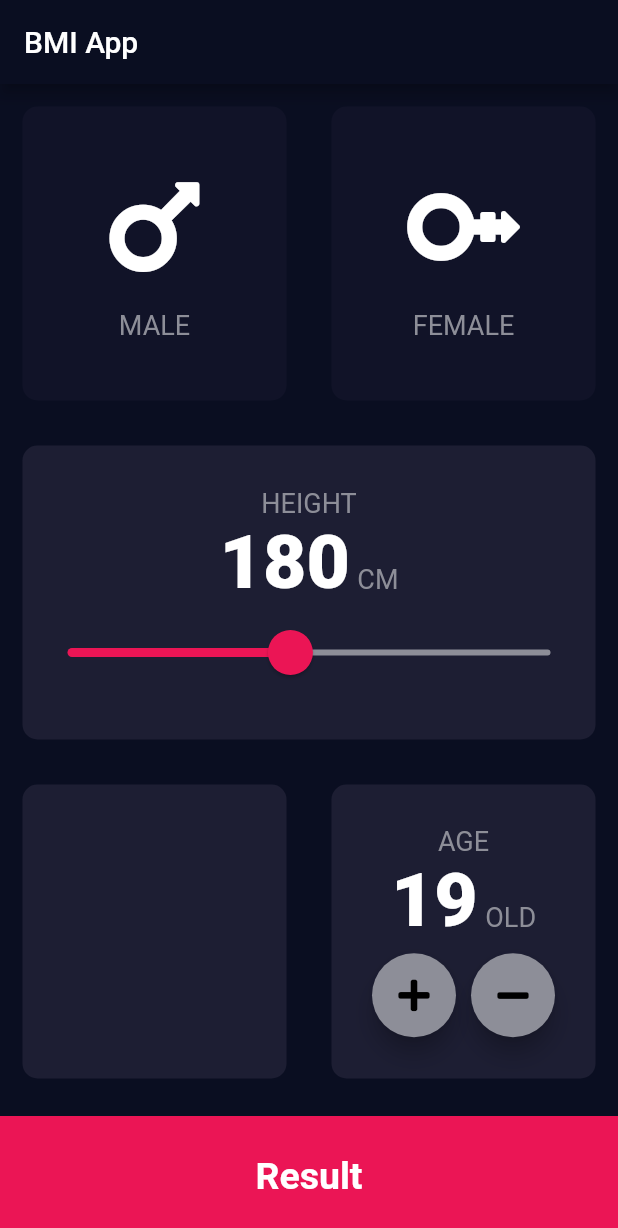
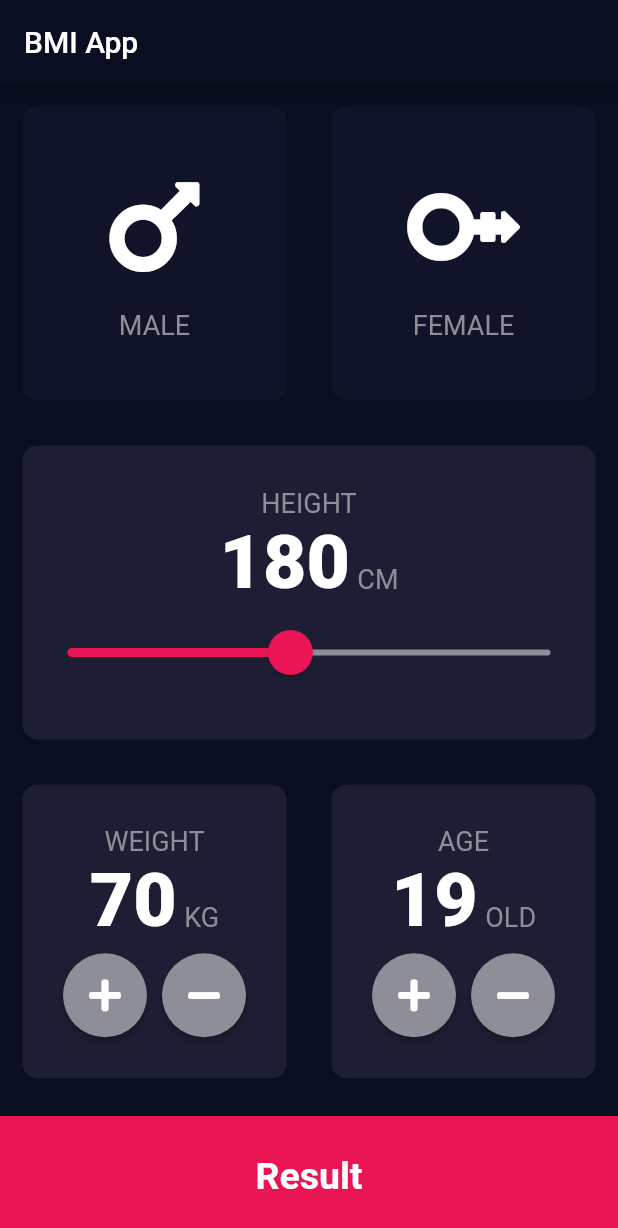
Before and after one commit to LyhourChhen/flutter_examples, a Flutter app: the screen it shows after launch, on a phone screen of 412 x 824 dp. Shown: the top 1228 px of the screen. Run offline on Flutter 3.47's test engine with Material 2 defaults, Android fonts, the light colour scheme and no system bars; our stand-ins replace assets_audio_player, font_awesome_flutter, rflutter_alert.

Commit message:
update more styling

```diff
--- /dev/null
+++ b/bmi_calculator/lib/components/BottonButton.dart
@@ -0,0 +1,29 @@
+import "package:flutter/material.dart";
+import "../constants.dart";
+
+class ButtomBotton extends StatelessWidget {
+  ButtomBotton({this.onPress, this.Label});
+  final Function onPress;
+  final String Label;
+
+  @override
+  Widget build(BuildContext context) {
+    return GestureDetector(
+      onTap: () {
+        onPress();
+      },
+      child: Container(
+        color: kBottonColorContainer,
+        margin: EdgeInsets.only(top: 10),
+        width: double.infinity,
+        height: kBottonContainterHeight,
+        child: Center(
+          child: Text(
+            Label,
+            style: TextStyle(fontSize: 25, fontWeight: FontWeight.bold),
+          ),
+        ),
+      ),
+    );
+  }
+}
--- a/bmi_calculator/lib/Widget/CustomeCardContent.dart
+++ b/bmi_calculator/lib/components/CustomeCardContent.dart
@@ -49,18 +49,20 @@ class CustomCardContent extends StatelessWidget {
         Row(
           mainAxisAlignment: MainAxisAlignment.center,
           children: <Widget>[
-            FloatingActionButton(
+            RawMaterialButton(
+              constraints: BoxConstraints.tightFor(width: 56, height: 56),
+              shape: CircleBorder(),
               child: Icon(FontAwesomeIcons.plus),
               onPressed: () => increment(),
-              backgroundColor: Color(0xFF8D8E98),
-
-//
+              fillColor: Color(0xFF8D8E98),
             ),
             SizedBox(width: 10),
-            FloatingActionButton(
+            RawMaterialButton(
+              constraints: BoxConstraints.tightFor(width: 56, height: 56),
+              shape: CircleBorder(),
               child: Icon(FontAwesomeIcons.minus),
               onPressed: () => decrement(),
-              backgroundColor: Color(0xFF8D8E98),
+              fillColor: Color(0xFF8D8E98),
 //
             )
           ],
--- a/bmi_calculator/lib/constants.dart
+++ b/bmi_calculator/lib/constants.dart
@@ -7,3 +7,8 @@ const kActiveCardColor = Color(0xFF1D1E33);
 const kInActiveCardColor = Color(0xFF111328);
 const kBottonColorContainer = Color(0xFFEB1555);
 const kTextStyle = TextStyle(fontWeight: FontWeight.w900, fontSize: 50);
+
+const KLargeStyle = TextStyle(fontWeight: FontWeight.bold, fontSize: 60);
+
+const KHeaderStyle = TextStyle(
+    fontSize: 22, fontWeight: FontWeight.bold, color: Colors.lightGreenAccent);
--- a/bmi_calculator/lib/input_page.dart
+++ b/bmi_calculator/lib/input_page.dart
@@ -1,10 +1,11 @@
 import "package:flutter/material.dart";
 import 'package:font_awesome_flutter/font_awesome_flutter.dart';
-import "./Widget/CustomCard.dart";
-import "./Widget/CustomCardWithIcon.dart";
+import "./components/CustomCard.dart";
+import "./components/CustomCardWithIcon.dart";
 import "./constants.dart";
-import "./Widget/CustomeCardContent.dart";
+import "./components/CustomeCardContent.dart";
 import "./result_screen.dart";
+import "./components/BottonButton.dart";
 
 enum GENDER { male, female }
 
@@ -151,21 +152,21 @@ class _MyHomePageState extends State<MyHomePage> {
                 Expanded(
                   child: ReusableCard(
                     dynamixColor: kActiveCardColor,
-//                    cardChild: CustomCardContent(
-//                      feature: weight,
-//                      label: "WEIGHT",
-//                      smallLabel: "KG",
-//                      increment: () {
-//                        setState(() {
-//                          weight++;
-//                        });
-//                      },
-//                      decrement: () {
-//                        setState(() {
-//                          weight--;
-//                        });
-//                      },
-//                    ),
+                    cardChild: CustomCardContent(
+                      feature: weight,
+                      label: "WEIGHT",
+                      smallLabel: "KG",
+                      increment: () {
+                        setState(() {
+                          weight++;
+                        });
+                      },
+                      decrement: () {
+                        setState(() {
+                          weight--;
+                        });
+                      },
+                    ),
                   ),
                 ),
                 Expanded(
@@ -191,23 +192,12 @@ class _MyHomePageState extends State<MyHomePage> {
               ],
             ),
           ),
-          GestureDetector(
-            onTap: () {
+          ButtomBotton(
+            onPress: () {
               Navigator.push(context,
                   MaterialPageRoute(builder: (context) => ResultScreen()));
             },
-            child: Container(
-              color: kBottonColorContainer,
-              margin: EdgeInsets.only(top: 10),
-              width: double.infinity,
-              height: kBottonContainterHeight,
-              child: Center(
-                child: Text(
-                  "Result",
-                  style: TextStyle(fontSize: 25, fontWeight: FontWeight.bold),
-                ),
-              ),
-            ),
+            Label: "Result",
           )
         ],
       ),
```
Also changed, not shown: bmi_calculator/lib/result_screen.dart (+56 -8 lines), bmi_calculator/lib/components/CustomCard.dart (renamed from bmi_calculator/lib/Widget/CustomCard.dart), bmi_calculator/lib/components/CustomCardWithIcon.dart (renamed from bmi_calculator/lib/Widget/CustomCardWithIcon.dart).
